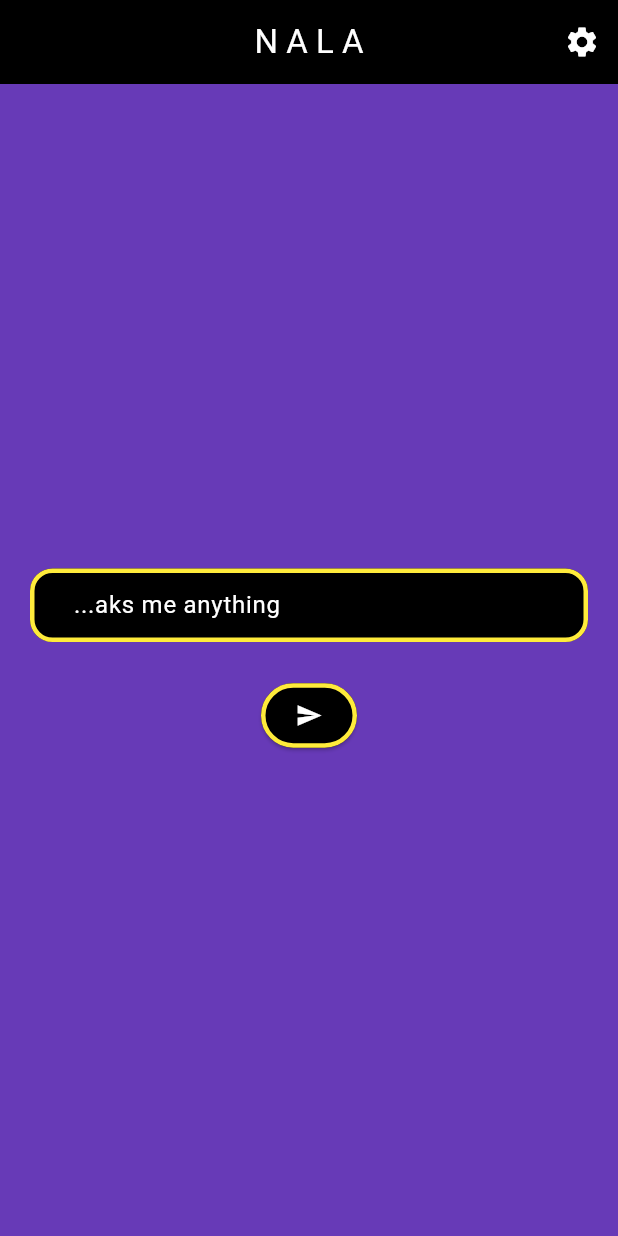
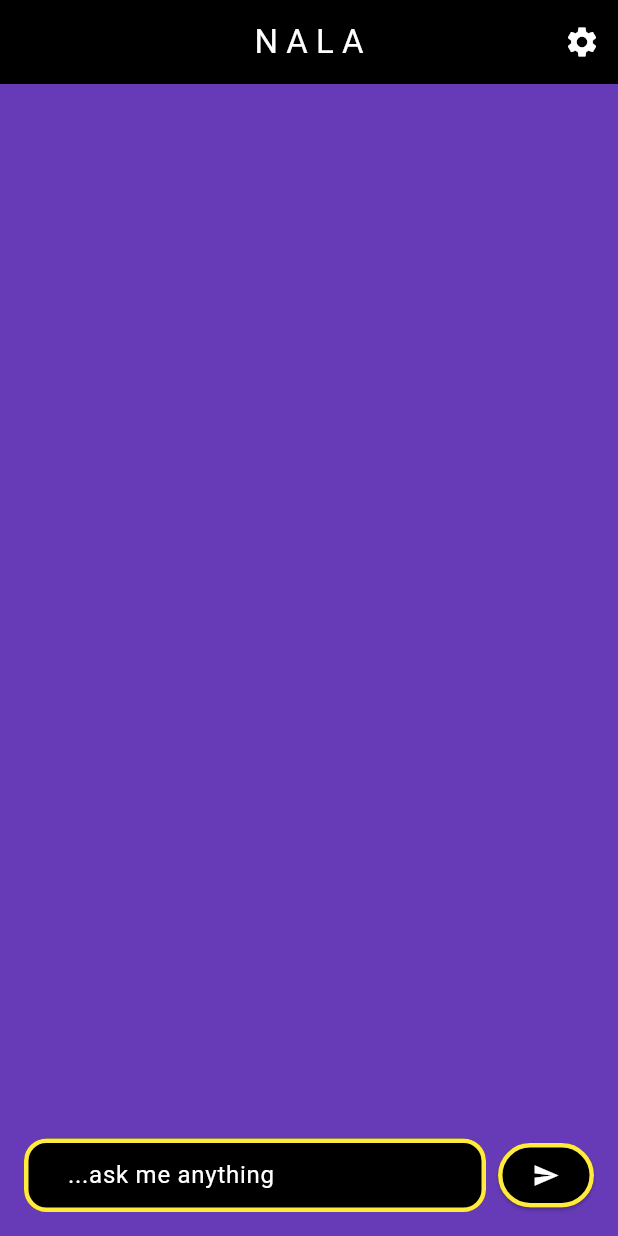
Before and after one commit to EnnoM/nala, a Flutter app: the screen it shows after launch, after a tap on the "send" icon, on a phone screen of 412 x 824 dp. Run offline on Flutter 3.47's test engine with Material 3 defaults, Android fonts, the phone set to English and light mode, and no system bars.

```diff
--- a/lib/pages/homepage.dart
+++ b/lib/pages/homepage.dart
@@ -1,5 +1,12 @@
 import 'package:flutter/material.dart';
 import 'package:nala/pages/settings.dart';
+import 'package:nala/services/api_service.dart';
+
+class ChatMessage {
+  final String text;
+  final bool isUser;
+  ChatMessage({required this.text, required this.isUser});
+}
 
 class HomePage extends StatefulWidget {
   const HomePage({super.key});
@@ -9,12 +16,13 @@ class HomePage extends StatefulWidget {
 }
 
 class _HomePageState extends State<HomePage> {
+  final TextEditingController _controller = TextEditingController();
+  final List<ChatMessage> _messages = [];
+
   @override
   Widget build(BuildContext context) {
     return Scaffold(
       backgroundColor: Colors.deepPurple,
-
-      //Interacting with the appBar on top of the screen
       appBar: AppBar(
         title: Text('N A L A'),
         centerTitle: true,
@@ -23,7 +31,6 @@ class _HomePageState extends State<HomePage> {
           IconButton(
             icon: const Icon(Icons.settings),
             onPressed: () {
-              //navigate to settings
               Navigator.push(
                 context,
                 MaterialPageRoute(builder: (context) => SettingsPage()),
@@ -32,17 +39,68 @@ class _HomePageState extends State<HomePage> {
           ),
         ],
       ),
-
-      //Interacting with the input field and button
-      body: Center(
-        child: Padding(
-          padding: const EdgeInsets.symmetric(horizontal: 20),
+      body: SafeArea(
         child: Column(
-            mainAxisAlignment: MainAxisAlignment.center,
           children: [
-              TextField(
+            // Chatverlauf
+            Expanded(
+              child: ListView.builder(
+                reverse: true,
+                padding: const EdgeInsets.symmetric(
+                  horizontal: 16,
+                  vertical: 8,
+                ),
+                itemCount: _messages.length,
+                itemBuilder: (context, index) {
+                  final msg = _messages[_messages.length - 1 - index];
+                  final isUser = msg.isUser;
+                  return Align(
+                    alignment:
+                        isUser ? Alignment.centerRight : Alignment.centerLeft,
+                    child: Container(
+                      margin: const EdgeInsets.symmetric(vertical: 4),
+                      padding: const EdgeInsets.all(12),
+                      constraints: BoxConstraints(
+                        maxWidth: MediaQuery.of(context).size.width * 0.7,
+                      ),
+                      decoration: BoxDecoration(
+                        color: Colors.black,
+                        borderRadius: BorderRadius.only(
+                          topLeft: const Radius.circular(16),
+                          topRight: const Radius.circular(16),
+                          bottomLeft:
+                              isUser
+                                  ? const Radius.circular(16)
+                                  : const Radius.circular(0),
+                          bottomRight:
+                              isUser
+                                  ? const Radius.circular(0)
+                                  : const Radius.circular(16),
+                        ),
+                        border: Border.all(
+                          color: isUser ? Color(0xFF22D760) : Colors.lightBlue,
+                          width: 3,
+                        ),
+                      ),
+                      child: Text(
+                        msg.text,
+                        style: const TextStyle(color: Colors.white),
+                      ),
+                    ),
+                  );
+                },
+              ),
+            ),
+            // Eingabefeld und Senden-Button
+            Padding(
+              padding: const EdgeInsets.fromLTRB(16, 0, 16, 16),
+              child: Row(
+                children: [
+                  Expanded(
+                    child: TextField(
+                      controller: _controller,
                       decoration: InputDecoration(
-                  hintText: '...aks me anything',
+                        hintText: '...ask me anything',
                         hintStyle: TextStyle(color: Colors.white),
                         filled: true,
                         fillColor: Colors.black,
@@ -66,16 +124,12 @@ class _HomePageState extends State<HomePage> {
                         ),
                       ),
                       style: const TextStyle(color: Colors.white),
+                      onSubmitted: (_) => _sendMessage(),
                     ),
-
-              //spacer between text and button
-              const SizedBox(height: 25),
-
-              //Button to send request
+                  ),
+                  const SizedBox(width: 8),
                   ElevatedButton(
-                onPressed: () {
-                  // Hier später den Text an die API senden
-                },
+                    onPressed: _sendMessage,
                     style: ElevatedButton.styleFrom(
                       backgroundColor: Colors.black,
                       foregroundColor: Colors.white,
@@ -90,7 +144,32 @@ class _HomePageState extends State<HomePage> {
                 ],
               ),
             ),
+          ],
+        ),
       ),
     );
   }
+
+  Future<void> _sendMessage() async {
+    final question = _controller.text.trim();
+    if (question.isEmpty) return;
+
+    setState(() {
+      _messages.add(ChatMessage(text: question, isUser: true));
+    });
+    _controller.clear();
+
+    try {
+      final api = ApiService();
+      final result = await api.askQuestion(question);
+
+      setState(() {
+        _messages.add(ChatMessage(text: result, isUser: false));
+      });
+    } catch (e) {
+      setState(() {
+        _messages.add(ChatMessage(text: 'Fehler: $e', isUser: false));
+      });
     }
+  }
+}
--- a/pubspec.yaml
+++ b/pubspec.yaml
@@ -30,6 +30,7 @@ environment:
 dependencies:
   flutter:
     sdk: flutter
+  http: ^0.13.6
 
   # The following adds the Cupertino Icons font to your application.
   # Use with the CupertinoIcons class for iOS style icons.
```
Also changed, not shown: lib/services/api_service.dart (added, +22 -0 lines), pubspec.lock. Lines whose indentation alone changed are shown as unchanged.
